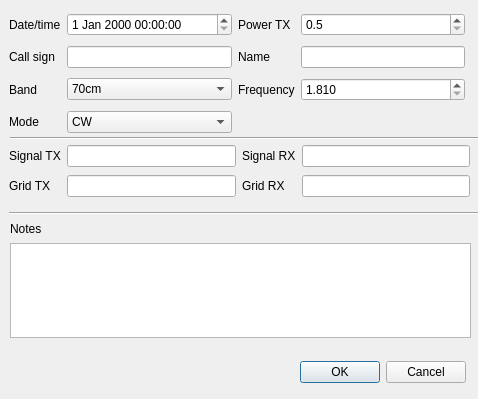
jose-lpa/QSOLogger, file src/ui/record.ui: the form before one commit.
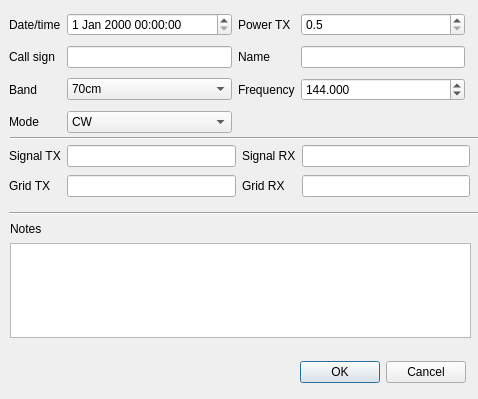
The form after the commit.

Commit message: Issue #3: Modified `singleStep` and defaults of `frequencyEdit`.

The edit to the form file:
```diff
--- a/src/ui/record.ui
+++ b/src/ui/record.ui
@@ -259,6 +259,12 @@
       <property name="maximum">
        <double>440.000000000000000</double>
       </property>
+      <property name="singleStep">
+       <double>0.010000000000000</double>
+      </property>
+      <property name="value">
+       <double>144.000000000000000</double>
+      </property>
      </widget>
     </item>
     <item row="0" column="3">
```
Left out of the diff: 3 changed lines with no effect on the pictures.
